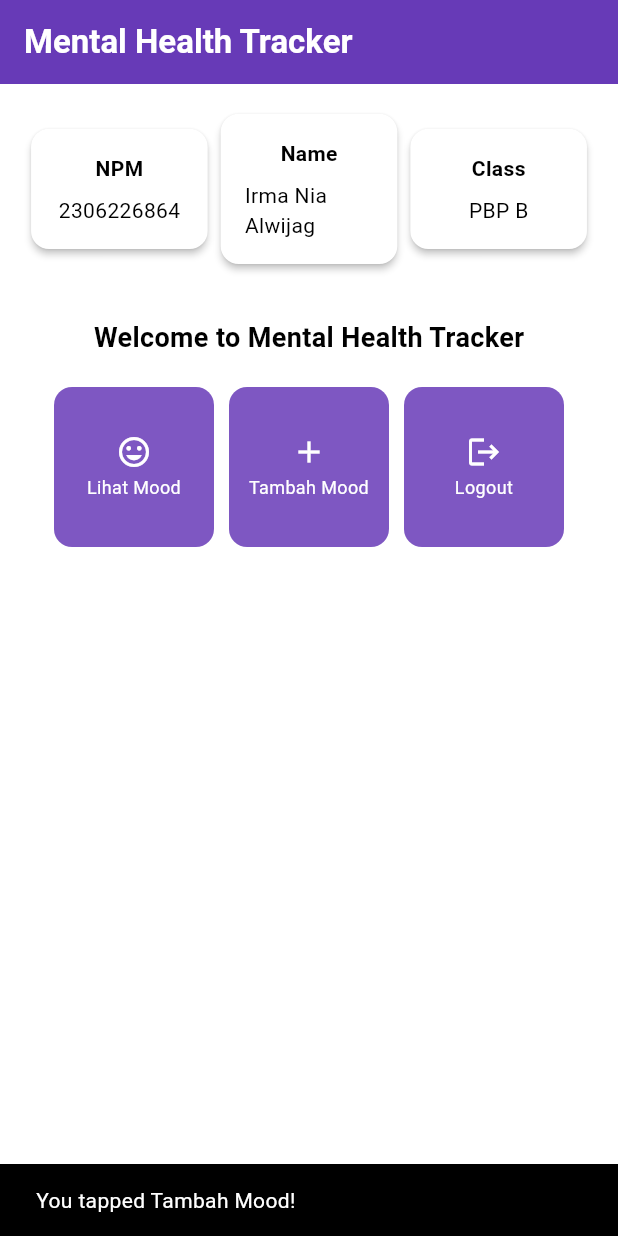
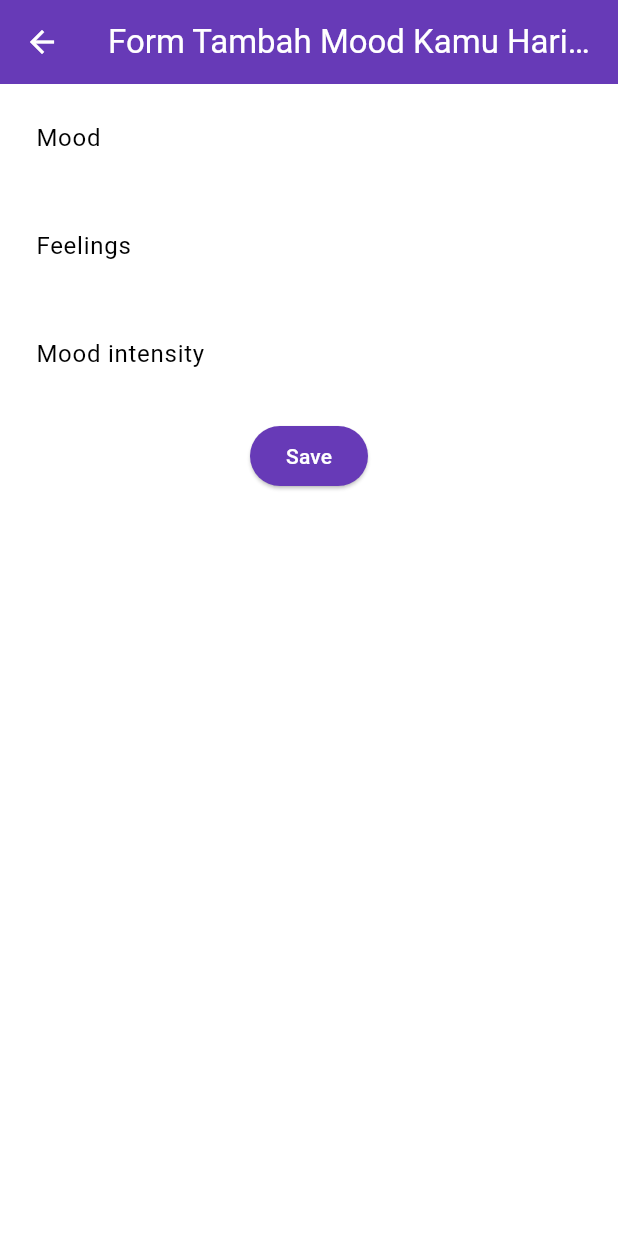
Before and after one commit to kishirinka/mental-health-tracker-mobile, a Flutter app: the screen it shows after launch, after a tap on "Tambah Mood", on a phone screen of 412 x 824 dp. Run offline on Flutter 3.47's test engine with Material 3 defaults, Android fonts, the phone set to English and light mode, and no system bars.

Commit message:
Selesai tutorial 7

```diff
--- a/lib/main.dart
+++ b/lib/main.dart
@@ -1,5 +1,5 @@
 import 'package:flutter/material.dart';
-import 'package:mental_health_tracker/menu.dart';
+import 'package:mental_health_tracker/screens/menu.dart';
 
 void main() {
   runApp(const MyApp());
--- a/lib/menu.dart
+++ b/lib/screens/menu.dart
@@ -1,8 +1,11 @@
 import 'package:flutter/material.dart';
+import 'package:mental_health_tracker/widgets/left_drawer.dart';
+import 'package:mental_health_tracker/screens/moodentry_form.dart';
+import 'package:mental_health_tracker/widgets/mood_card.dart';
 
 class MyHomePage extends StatelessWidget {
   final String studentID = '2306226864';
-  final String name = 'Irma Nia Alwijag';
+  final String name = 'Irma Nia Alwijah';
   final String className = 'PBP B';
 
   MyHomePage({super.key});
@@ -25,7 +28,9 @@ class MyHomePage extends StatelessWidget {
           ),
         ),
         backgroundColor: Theme.of(context).colorScheme.primary,
+        iconTheme: const IconThemeData(color: Colors.white),
       ),
+      drawer: const LeftDrawer(),
       body: SingleChildScrollView(
         padding: const EdgeInsets.all(16.0),
         child: Column(
@@ -60,7 +65,24 @@ class MyHomePage extends StatelessWidget {
                     mainAxisSpacing: 10,
                     crossAxisCount: 3,
                     shrinkWrap: true,
-                    children: items.map((item) => ItemCard(item: item)).toList(),
+                    children: items
+                        .map((item) => ItemCard(item: item, onTap: () {
+                              if (item.name == "Lihat Mood") {
+                                // Navigasi ke halaman Lihat Mood, tambahkan jika tersedia
+                              } else if (item.name == "Tambah Mood") {
+                                Navigator.push(
+                                  context,
+                                  MaterialPageRoute(
+                                    builder: (context) => const MoodEntryFormPage(),
+                                  ),
+                                );
+                              } else if (item.name == "Logout") {
+                                ScaffoldMessenger.of(context).showSnackBar(
+                                  const SnackBar(content: Text("Logout successful")),
+                                );
+                              }
+                            }))
+                        .toList(),
                   ),
                 ],
               ),
@@ -99,57 +121,3 @@ class InfoCard extends StatelessWidget {
     );
   }
 }
-
-class ItemHomepage {
-  final String name;
-  final IconData icon;
-
-  ItemHomepage(this.name, this.icon);
-}
-
-class ItemCard extends StatelessWidget {
-  final ItemHomepage item;
-
-  const ItemCard({super.key, required this.item});
-
-  @override
-  Widget build(BuildContext context) {
-    return Material(
-      color: Theme.of(context).colorScheme.secondary,
-      borderRadius: BorderRadius.circular(12),
-      child: InkWell(
-        onTap: () {
-          ScaffoldMessenger.of(context)
-            ..hideCurrentSnackBar()
-            ..showSnackBar(
-              SnackBar(content: Text("You tapped ${item.name}!")),
-            );
-        },
-        child: Container(
-          padding: const EdgeInsets.all(6), // Reduced padding for smaller button
-          child: Center(
-            child: Column(
-              mainAxisAlignment: MainAxisAlignment.center,
-              children: [
-                Icon(
-                  item.icon,
-                  color: Colors.white,
-                  size: 24.0, // Reduced icon size
-                ),
-                const SizedBox(height: 3),
-                Text(
-                  item.name,
-                  textAlign: TextAlign.center,
-                  style: const TextStyle(
-                    color: Colors.white,
-                    fontSize: 12.0, // Reduced font size
-                  ),
-                ),
-              ],
-            ),
-          ),
-        ),
-      ),
-    );
-  }
-}
--- /dev/null
+++ b/lib/screens/moodentry_form.dart
@@ -0,0 +1,165 @@
+import 'package:flutter/material.dart';
+import 'package:mental_health_tracker/widgets/left_drawer.dart';
+
+class MoodEntryFormPage extends StatefulWidget {
+  const MoodEntryFormPage({super.key});
+
+  @override
+  State<MoodEntryFormPage> createState() => _MoodEntryFormPageState();
+}
+
+class _MoodEntryFormPageState extends State<MoodEntryFormPage> {
+  final _formKey = GlobalKey<FormState>();
+  String _mood = "";
+  String _feelings = "";
+  int _moodIntensity = 0;
+
+  @override
+  Widget build(BuildContext context) {
+    return Scaffold(
+      appBar: AppBar(
+        title: const Center(
+          child: Text(
+            'Form Tambah Mood Kamu Hari ini',
+          ),
+        ),
+        backgroundColor: Theme.of(context).colorScheme.primary,
+        foregroundColor: Colors.white,
+      ),// Drawer yang sudah dibuat
+      body: Form(
+        key: _formKey,
+        child: SingleChildScrollView(
+          child: Column(
+            crossAxisAlignment: CrossAxisAlignment.start,
+            children: [
+              Padding(
+                padding: const EdgeInsets.all(8.0),
+                child: TextFormField(
+                  decoration: InputDecoration(
+                    hintText: "Mood",
+                    labelText: "Mood",
+                    border: OutlineInputBorder(
+                      borderRadius: BorderRadius.circular(5.0),
+                    ),
+                  ),
+                  onChanged: (String? value) {
+                    setState(() {
+                      _mood = value!;
+                    });
+                  },
+                  validator: (String? value) {
+                    if (value == null || value.isEmpty) {
+                      return "Mood tidak boleh kosong!";
+                    }
+                    return null;
+                  },
+                ),
+              ),
+              Padding(
+                padding: const EdgeInsets.all(8.0),
+                child: TextFormField(
+                  decoration: InputDecoration(
+                    hintText: "Feelings",
+                    labelText: "Feelings",
+                    border: OutlineInputBorder(
+                      borderRadius: BorderRadius.circular(5.0),
+                    ),
+                  ),
+                  onChanged: (String? value) {
+                    setState(() {
+                      _feelings = value!; // Memperbaiki variabel yang digunakan
+                    });
+                  },
+                  validator: (String? value) {
+                    if (value == null || value.isEmpty) {
+                      return "Feelings tidak boleh kosong!";
+                    }
+                    return null;
+                  },
+                ),
+              ),
+              Padding(
+                padding: const EdgeInsets.all(8.0),
+                child: TextFormField(
+                  decoration: InputDecoration(
+                    hintText: "Mood intensity",
+                    labelText: "Mood intensity",
+                    border: OutlineInputBorder(
+                      borderRadius: BorderRadius.circular(5.0),
+                    ),
+                  ),
+                  onChanged: (String? value) {
+                    setState(() {
+                      _moodIntensity = int.tryParse(value!) ?? 0;
+                    });
+                  },
+                  validator: (String? value) {
+                    if (value == null || value.isEmpty) {
+                      return "Mood intensity tidak boleh kosong!";
+                    }
+                    if (int.tryParse(value) == null) {
+                      return "Mood intensity harus berupa angka!";
+                    }
+                    return null;
+                  },
+                ),
+              ),
+              Align(
+                alignment: Alignment.bottomCenter,
+                child: Padding(
+                  padding: const EdgeInsets.all(8.0),
+                  child: ElevatedButton(
+                    style: ButtonStyle(
+                      backgroundColor: MaterialStateProperty.all(
+                          Theme.of(context).colorScheme.primary),
+                    ),
+                    onPressed: () {
+                      if (_formKey.currentState!.validate()) {
+                        showDialog(
+                          context: context,
+                          builder: (BuildContext context) {
+                            return AlertDialog(
+                              title: const Text("Mood Saved"),
+                              content: SingleChildScrollView(
+                                child: Column(
+                                  crossAxisAlignment: CrossAxisAlignment.start,
+                                  children: [
+                                    Text("Mood: $_mood"),
+                                    Text("Feelings: $_feelings"),
+                                    Text("Mood Intensity: $_moodIntensity"),
+                                  ],
+                                ),
+                              ),
+                              actions: [
+                                TextButton(
+                                  child: const Text('OK'),
+                                  onPressed: () {
+                                    Navigator.pop(context);
+                                    _formKey.currentState!.reset();
+                                    setState(() {
+                                      _mood = "";
+                                      _feelings = "";
+                                      _moodIntensity = 0;
+                                    });
+                                  },
+                                ),
+                              ],
+                            );
+                          },
+                        );
+                      }
+                    },
+                    child: const Text(
+                      "Save",
+                      style: TextStyle(color: Colors.white),
+                    ),
+                  ),
+                ),
+              ),
+            ],
+          ),
+        ),
+      ),
+    );
+  }
+}
--- /dev/null
+++ b/lib/widgets/left_drawer.dart
@@ -0,0 +1,70 @@
+import 'package:flutter/material.dart';
+import 'package:mental_health_tracker/screens/menu.dart';
+import 'package:mental_health_tracker/screens/moodentry_form.dart';
+
+class LeftDrawer extends StatelessWidget {
+  const LeftDrawer({super.key});
+
+  @override
+  Widget build(BuildContext context) {
+    return Drawer(
+      child: ListView(
+        children: [
+          DrawerHeader(
+            decoration: BoxDecoration(
+              color: Theme.of(context).colorScheme.primary,
+            ),
+            child: Column(
+              children: [
+                Text(
+                  'Mental Health Tracker',
+                  textAlign: TextAlign.center,
+                  style: TextStyle(
+                    fontSize: 24,
+                    fontWeight: FontWeight.bold,
+                    color: Colors.white,
+                  ),
+                ),
+                Padding(padding: EdgeInsets.all(8)),
+                Text(
+                  "Ayo jaga kesehatan mentalmu setiap hari disini!",
+                  textAlign: TextAlign.center,
+                  style: TextStyle(
+                    fontSize: 15,
+                    fontWeight: FontWeight.normal,
+                    color: Colors.white,
+                  ),
+                ),
+              ],
+            ),
+          ),
+          ListTile(
+            leading: Icon(Icons.home_outlined),
+            title: Text('Halaman Utama'),
+            onTap: () {
+              // Navigasi ke MyHomePage
+              Navigator.pushReplacement(
+                context,
+                MaterialPageRoute(
+                  builder: (context) => MyHomePage(),
+                ),
+              );
+            },
+          ),
+          ListTile(
+            leading: Icon(Icons.mood),
+            title: Text('Tambah Mood'),
+            onTap: () {
+              Navigator.push(
+                context,
+                MaterialPageRoute(
+                  builder: (context) => const MoodEntryFormPage(),
+                ),
+              );
+            },
+          ),
+        ],
+      ),
+    );
+  }
+}
--- /dev/null
+++ b/lib/widgets/mood_card.dart
@@ -0,0 +1,51 @@
+import 'package:mental_health_tracker/screens/moodentry_form.dart';
+import 'package:flutter/material.dart';
+
+class ItemHomepage {
+  final String name;
+  final IconData icon;
+
+  ItemHomepage(this.name, this.icon);
+}
+
+class ItemCard extends StatelessWidget {
+  final ItemHomepage item;
+  final VoidCallback onTap;
+
+  const ItemCard({super.key, required this.item, required this.onTap});
+
+  @override
+  Widget build(BuildContext context) {
+    return Material(
+      color: Theme.of(context).colorScheme.secondary,
+      borderRadius: BorderRadius.circular(12),
+      child: InkWell(
+        onTap: onTap,
+        child: Container(
+          padding: const EdgeInsets.all(6), // Reduced padding for smaller button
+          child: Center(
+            child: Column(
+              mainAxisAlignment: MainAxisAlignment.center,
+              children: [
+                Icon(
+                  item.icon,
+                  color: Colors.white,
+                  size: 24.0, // Reduced icon size
+                ),
+                const SizedBox(height: 3),
+                Text(
+                  item.name,
+                  textAlign: TextAlign.center,
+                  style: const TextStyle(
+                    color: Colors.white,
+                    fontSize: 12.0, // Reduced font size
+                  ),
+                ),
+              ],
+            ),
+          ),
+        ),
+      ),
+    );
+  }
+}
```
